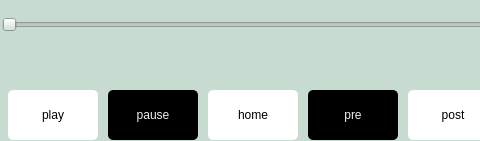
The window that mainwindow.ui (lennjf/mp3-player-qt) describes before a commit, drawn with Qt 5; both pictures show x 0 to 480 and y 0 to 141 of the 796 by 141 pixel window.
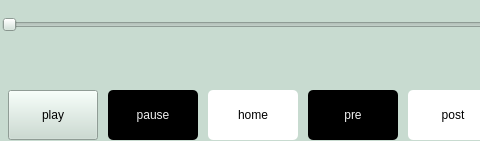
The same window after the commit.

```diff
--- a/mainwindow.ui
+++ b/mainwindow.ui
@@ -28,7 +28,10 @@
     </property>
     <property name="styleSheet">
      <string notr="true">background-color: rgb(255, 255, 255);
-border-radius: 5px;</string>
+border-radius: 5px;
+pressed {
+	font-size: 25px;
+}</string>
     </property>
     <property name="text">
      <string>play</string>
```
Left out of the diff: 3 changed lines with no effect on the pictures.
